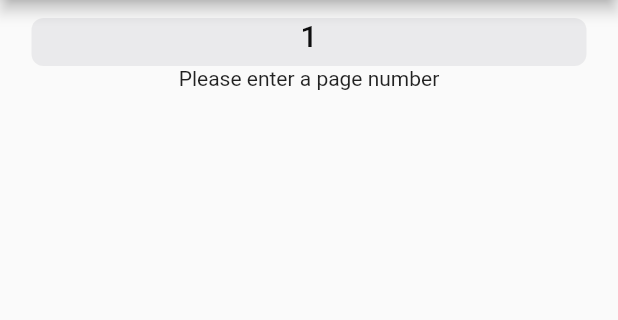
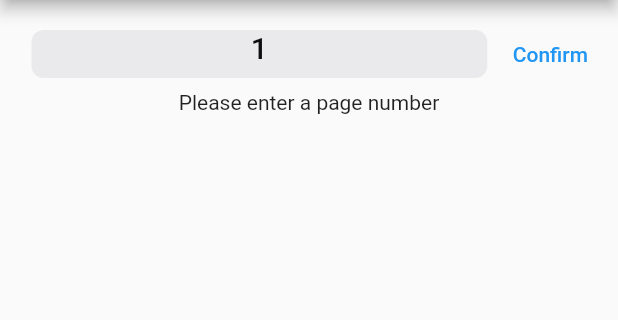
Before and after one commit to iskandarzhilmi/real_quran_app, a Flutter app: the screen it shows after launch, on a phone screen of 412 x 824 dp, the part 84-404 px from its top. Run offline on Flutter 3.47's test engine with Material 2 defaults, Android fonts, the phone set to English and light mode, and no system bars; our stand-ins replace bloc, dartz, dio, equatable, flutter_bloc, google_fonts and 1 more.

```diff
--- /dev/null
+++ b/lib/features/quran/domain/usecases/get_quran.dart
@@ -0,0 +1,15 @@
+import 'package:dartz/dartz.dart';
+
+import '../../../../core/errors/failure.dart';
+import '../../data/models/quran_model.dart';
+import '../repositories/quran_repositories.dart';
+
+class GetQuran {
+  final QuranRepository quranRepository;
+
+  GetQuran({required this.quranRepository});
+
+  Future<Either<Failure, QuranModel>> execute(int pageNumber) async {
+    return await quranRepository.getQuran(pageNumber);
+  }
+}
--- a/lib/features/quran/presentation/pages/quran_page.dart
+++ b/lib/features/quran/presentation/pages/quran_page.dart
@@ -17,6 +17,8 @@ class QuranPage extends StatefulWidget {
 }
 
 class _QuranPageState extends State<QuranPage> {
+  int pageNumber = 1;
+
   @override
   Widget build(BuildContext context) {
     return Scaffold(
@@ -27,19 +29,18 @@ class _QuranPageState extends State<QuranPage> {
         physics: const BouncingScrollPhysics(),
         child: Padding(
           padding: const EdgeInsets.all(12.0),
+          child: Form(
             child: Column(
               children: [
-              Form(
-                child: Column(
+                Row(
                   children: [
-                    CupertinoPicker(
+                    Expanded(
+                      child: CupertinoPicker(
                         itemExtent: 32,
                         scrollController:
                             FixedExtentScrollController(initialItem: 0),
                         onSelectedItemChanged: (int index) {
-                          context.read<QuranBloc>().add(
-                                QuranPagePicked(pageNumber: index + 1),
-                              );
+                          pageNumber = index + 1;
                         },
                         children: List.generate(
                           604,
@@ -50,9 +51,20 @@ class _QuranPageState extends State<QuranPage> {
                               fontWeight: FontWeight.w500,
                             ),
                           ),
-                        )),
+                        ),
+                      ),
+                    ),
+                    TextButton(
+                      child: const Text('Confirm'),
+                      onPressed: () {
+                        context.read<QuranBloc>().add(
+                              QuranPagePicked(
+                                pageNumber: pageNumber,
+                              ),
+                            );
+                      },
+                    ),
                   ],
-                ),
                 ),
                 Container(
                   width: double.infinity,
@@ -83,7 +95,8 @@ class _QuranPageState extends State<QuranPage> {
                         ),
                       );
                     } else if (state.quranState is QuranError) {
-                    return Text((state.quranState as QuranError).errorMessage);
+                      return Text(
+                          (state.quranState as QuranError).errorMessage);
                     }
                     return const Text('Unknown state');
                   }),
@@ -92,6 +105,7 @@ class _QuranPageState extends State<QuranPage> {
             ),
           ),
         ),
+      ),
     );
   }
 }
```
Also changed, not shown: lib/features/quran/presentation/bloc/quran_bloc.dart (+26 -8 lines). Lines whose indentation alone changed are shown as unchanged.
